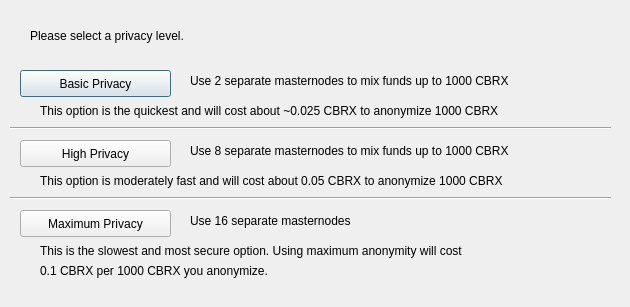
The window that src/qt/forms/Darksendconfig.ui (atomdax/Yotoken) describes before a commit, drawn with Qt 5.
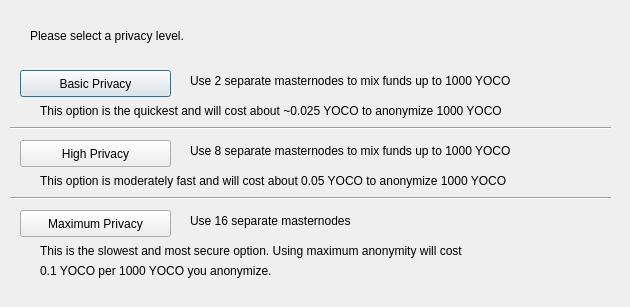
The same window after the commit.

Diff of the .ui file:
```diff
--- a/src/qt/forms/Darksendconfig.ui
+++ b/src/qt/forms/Darksendconfig.ui
@@ -75,7 +75,7 @@
     </rect>
    </property>
    <property name="text">
-    <string>Use 2 separate masternodes to mix funds up to 1000 CBRX</string>
+    <string>Use 2 separate masternodes to mix funds up to 1000 YOCO</string>
    </property>
   </widget>
   <widget class="QLabel" name="label_3">
@@ -88,7 +88,7 @@
     </rect>
    </property>
    <property name="text">
-    <string>Use 8 separate masternodes to mix funds up to 1000 CBRX</string>
+    <string>Use 8 separate masternodes to mix funds up to 1000 YOCO</string>
    </property>
   </widget>
   <widget class="QLabel" name="label_4">
@@ -114,7 +114,7 @@
     </rect>
    </property>
    <property name="text">
-    <string>This option is the quickest and will cost about ~0.025 CBRX to anonymize 1000 CBRX</string>
+    <string>This option is the quickest and will cost about ~0.025 YOCO to anonymize 1000 YOCO</string>
    </property>
   </widget>
   <widget class="QLabel" name="label_7">
@@ -127,7 +127,7 @@
     </rect>
    </property>
    <property name="text">
-    <string>This option is moderately fast and will cost about 0.05 CBRX to anonymize 1000 CBRX</string>
+    <string>This option is moderately fast and will cost about 0.05 YOCO to anonymize 1000 YOCO</string>
    </property>
   </widget>
   <widget class="QLabel" name="label_8">
@@ -153,7 +153,7 @@
     </rect>
    </property>
    <property name="text">
-    <string>0.1 CBRX per 1000 CBRX you anonymize.</string>
+    <string>0.1 YOCO per 1000 YOCO you anonymize.</string>
    </property>
   </widget>
   <widget class="Line" name="line">
```
